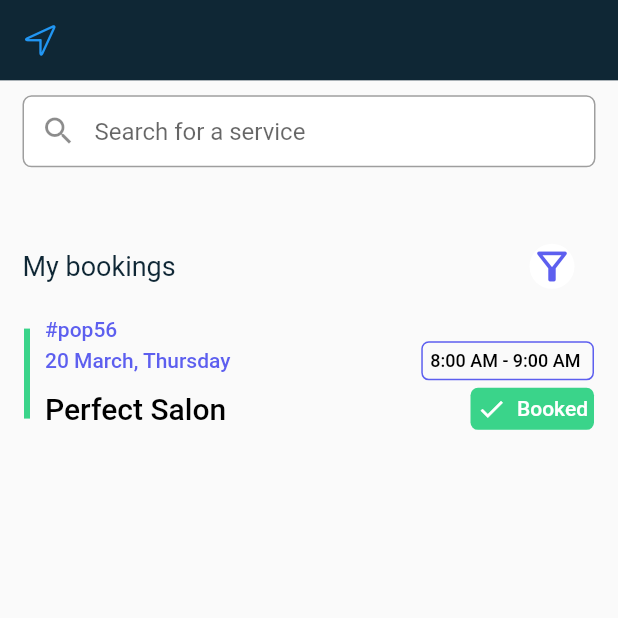
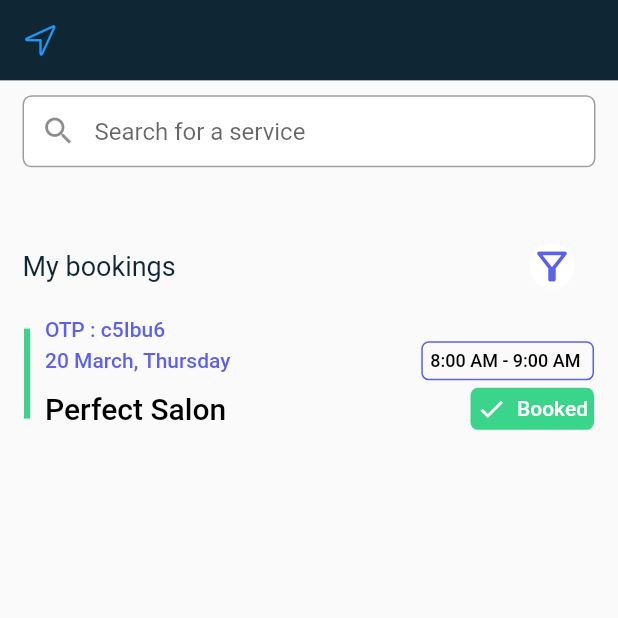
Before and after one commit to Sounmay/Prayas-Booking-App, a Flutter app: the MyBooking screen opened by its route, on a phone screen of 412 x 824 dp, the top half of it. Run offline on Flutter 3.47's test engine with Material 2 defaults, Android fonts, the phone set to English and light mode, and no system bars; our stand-ins replace carousel_slider, cloud_firestore, file_picker, firebase_auth, firebase_core, firebase_storage and 5 more; missing offline and left inert: razorpay_flutter; accounts and stored records are empty; network calls fail.

Commit message:
Sounmay. OTP added

```diff
--- a/lib/Screens/MyBookings.dart
+++ b/lib/Screens/MyBookings.dart
@@ -1,5 +1,6 @@
 import 'package:freelance_booking_app/Widgets/LocationNameWidget.dart';
 import 'package:flutter/material.dart';
+import 'package:random_string/random_string.dart';
 
 class MyBooking extends StatefulWidget {
   MyBooking({Key key}) : super(key: key);
@@ -19,6 +20,8 @@ class _MyBookingState extends State<MyBooking> {
       c7 = true;
 
   static final formKey = GlobalKey<FormState>();
+
+  String otp = randomAlphaNumeric(6);
 
   @override
   void initState() {
@@ -120,7 +123,7 @@ class _MyBookingState extends State<MyBooking> {
                                             CrossAxisAlignment.start,
                                         children: [
                                           Text(
-                                            '#pop56',
+                                            'OTP : $otp',
                                             style: TextStyle(
                                                 color: Color(0xFF5D5FEF)),
                                             textAlign: TextAlign.left,
--- a/pubspec.yaml
+++ b/pubspec.yaml
@@ -42,6 +42,7 @@ dependencies:
   fluttertoast: ^8.0.7
   # image_picker: ^0.8.0+3
   file_picker: ^3.0.3
+  random_string: ^2.3.1
 
 
 dev_dependencies:
```
Also changed, not shown: pubspec.lock.
